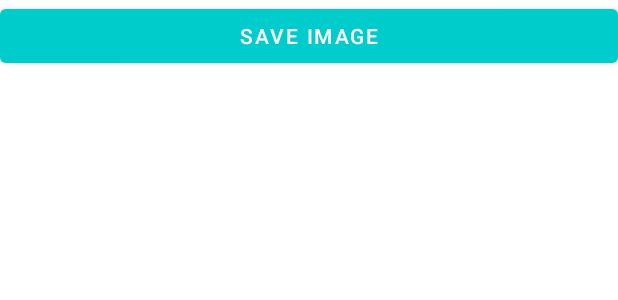
After one commit to uriellopes/AdotePets, an Android app: the layout activity_teste_pet.xml on its own in the app's theme, with its tools: preview values and no code run, on a phone screen of 412 x 824 dp. The commit adds this screen. Shown: the top 300 px of the screen. Run offline under Robolectric (Android 15) with nearby library versions, the light colour scheme and no system bars.

Commit message:
Adiciona classe para pegar imagem

```diff
--- a/app/src/main/AndroidManifest.xml
+++ b/app/src/main/AndroidManifest.xml
@@ -1,6 +1,8 @@
 <?xml version="1.0" encoding="utf-8"?>
 <manifest xmlns:android="http://schemas.android.com/apk/res/android"
     package="com.example.adotepets">
+    <uses-permission android:name="android.permission.WRITE_EXTERNAL_STORAGE"/>
+    <uses-permission android:name="android.permission.READ_EXTERNAL_STORAGE"/>'
 
     <application
         android:allowBackup="true"
@@ -19,6 +21,9 @@
             android:name=".BuscarPet"
             android:exported="false" />
         <activity
+            android:name=".TesteImagem"
+            android:exported="false" />
+        <activity
             android:name=".MainActivity"
             android:exported="true">
             <intent-filter>
--- /dev/null
+++ b/app/src/main/res/layout/activity_teste_pet.xml
@@ -0,0 +1,24 @@
+<?xml version="1.0" encoding="utf-8"?>
+<androidx.constraintlayout.widget.ConstraintLayout xmlns:android="http://schemas.android.com/apk/res/android"
+    xmlns:app="http://schemas.android.com/apk/res-auto"
+    xmlns:tools="http://schemas.android.com/tools"
+    android:layout_width="match_parent"
+    android:layout_height="match_parent"
+    tools:context=".TesteImagem">
+
+    <ImageView
+        android:layout_width="wrap_content"
+        android:layout_height="wrap_content"
+        android:id="@+id/imageview"
+        android:layout_gravity="center"
+        android:layout_marginTop="88dp"
+        tools:ignore="MissingConstraints" />
+
+    <Button
+        android:layout_width="match_parent"
+        android:layout_height="wrap_content"
+        android:text="Save Image"
+        android:id="@+id/savegallery"
+        tools:ignore="MissingConstraints" />
+
+</androidx.constraintlayout.widget.ConstraintLayout>
```
Also changed, not shown: app/src/main/java/com/example/adotepets/MainActivity.java (+10 -0 lines), app/src/main/java/com/example/adotepets/TesteImagem.java (added, +95 -0 lines), app/src/main/res/layout/activity_main.xml (+8 -0 lines).
